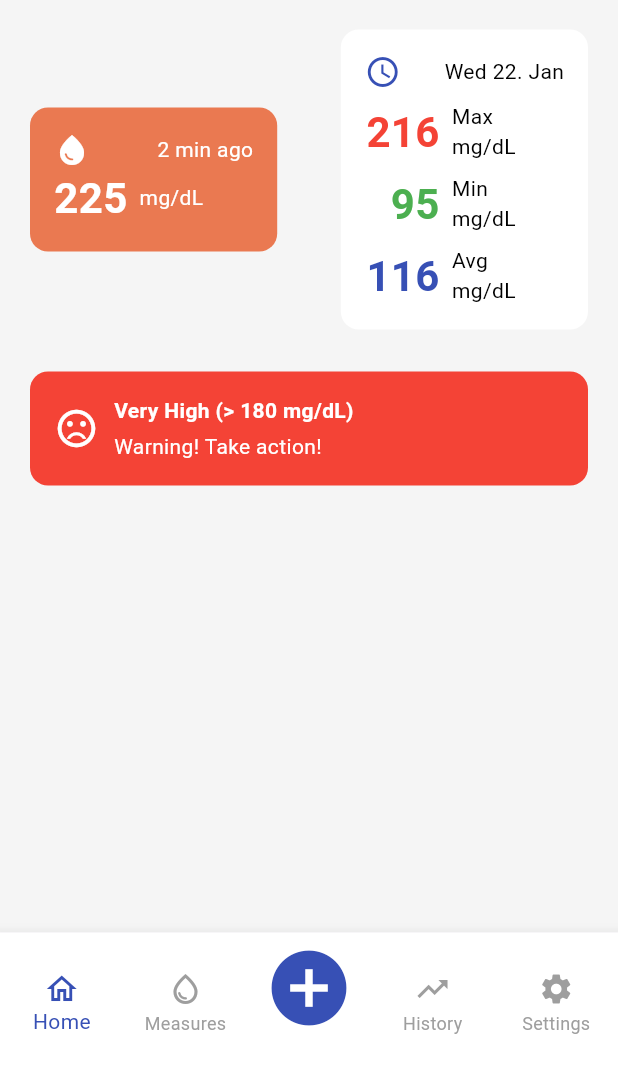
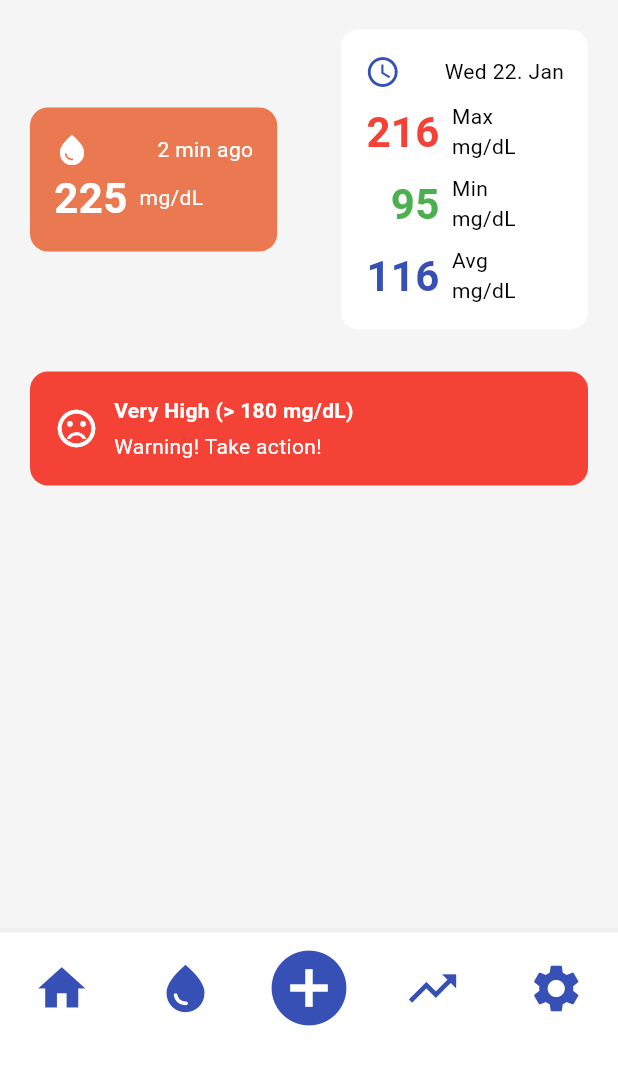
Before and after one commit to jingjingyang0803/GluMon, a Flutter app: the screen it shows after launch, on a phone screen of 412 x 824 dp, the part 161-1236 px from its top. Run offline on Flutter 3.47's test engine with Material 3 defaults, Android fonts, the phone set to English and light mode, and no system bars; our stand-ins replace fl_chart.

Commit message:
Remove nav bar label and change to bigger size

```diff
--- a/lib/components/bottom_nav_bar.dart
+++ b/lib/components/bottom_nav_bar.dart
@@ -57,16 +57,19 @@ class BottomNavBarState extends State<BottomNavBar> {
         backgroundColor: Colors.white,
         items: [
           BottomNavigationBarItem(
-              icon: Icon(Icons.home_outlined), label: 'Home'),
+              icon: Icon(Icons.home, size: 38, color: primaryBlue), label: ''),
           BottomNavigationBarItem(
-              icon: Icon(Icons.water_drop_outlined), label: 'Measures'),
+              icon: Icon(Icons.water_drop, size: 38, color: primaryBlue),
+              label: ''),
           BottomNavigationBarItem(
               icon: Icon(Icons.add_circle, size: 60, color: primaryBlue),
               label: ''),
           BottomNavigationBarItem(
-              icon: Icon(Icons.trending_up_outlined), label: 'History'),
+              icon: Icon(Icons.trending_up, size: 38, color: primaryBlue),
+              label: ''),
           BottomNavigationBarItem(
-              icon: Icon(Icons.settings), label: 'Settings'),
+              icon: Icon(Icons.settings, size: 38, color: primaryBlue),
+              label: ''),
         ],
         currentIndex: _selectedIndex,
         selectedItemColor: primaryBlue,
```
